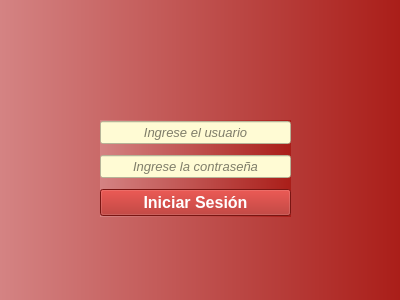
Old version of the form modules/views/login/login.ui in the repository CristianEmanuelCamposFuentes/movimientos-stock-app.
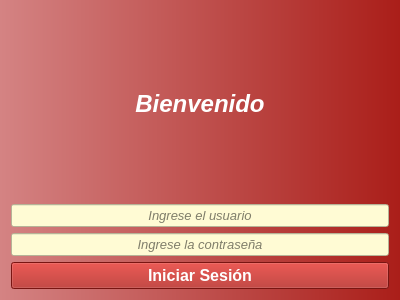
New version of the form.

The edit to the form file:
```diff
--- a/modules/views/login/login.ui
+++ b/modules/views/login/login.ui
@@ -22,55 +22,24 @@
    <string notr="true">background-color: qlineargradient(spread:pad, x1:0, y1:0, x2:1, y2:0, stop:0  rgb(212, 131, 131), stop:1 rgb(170, 30, 25));
 </string>
   </property>
-  <widget class="QWidget" name="">
-   <property name="geometry">
-    <rect>
-     <x>100</x>
-     <y>120</y>
-     <width>191</width>
-     <height>97</height>
-    </rect>
-   </property>
-   <layout class="QVBoxLayout" name="verticalLayout">
-    <property name="spacing">
-     <number>10</number>
-    </property>
-    <item>
-     <widget class="QLineEdit" name="lineEdit">
+  <layout class="QGridLayout" name="gridLayout">
+   <item row="0" column="0">
+    <widget class="QLabel" name="label">
       <property name="font">
        <font>
-        <pointsize>10</pointsize>
-        <italic>true</italic>
+       <bold>false</bold>
        </font>
       </property>
       <property name="styleSheet">
-       <string notr="true">background-color: rgb(255, 251, 212);</string>
-      </property>
-      <property name="inputMask">
-       <string/>
+      <string notr="true">background-color: none;</string>
       </property>
       <property name="text">
-       <string/>
-      </property>
-      <property name="maxLength">
-       <number>32767</number>
-      </property>
-      <property name="alignment">
-       <set>Qt::AlignCenter</set>
-      </property>
-      <property name="dragEnabled">
-       <bool>false</bool>
-      </property>
-      <property name="placeholderText">
-       <string>Ingrese el usuario</string>
-      </property>
-      <property name="clearButtonEnabled">
-       <bool>true</bool>
+      <string>&lt;html&gt;&lt;head/&gt;&lt;body&gt;&lt;p align=&quot;center&quot;&gt;&lt;span style=&quot; font-size:18pt; font-weight:700; font-style:italic; color:#ffffff;&quot;&gt;Bienvenido&lt;/span&gt;&lt;/p&gt;&lt;/body&gt;&lt;/html&gt;</string>
       </property>
      </widget>
     </item>
-    <item>
-     <widget class="QLineEdit" name="lineEdit_2">
+   <item row="2" column="0">
+    <widget class="QLineEdit" name="input_contrasena">
       <property name="font">
        <font>
         <pointsize>10</pointsize>
@@ -106,8 +75,8 @@
       </property>
      </widget>
     </item>
-    <item>
-     <widget class="QPushButton" name="pushButton">
+   <item row="4" column="0">
+    <widget class="QPushButton" name="btn_login">
       <property name="font">
        <font>
         <pointsize>12</pointsize>
@@ -133,9 +102,45 @@
       </property>
      </widget>
     </item>
-   </layout>
-  </widget>
- </widget>
+   <item row="1" column="0">
+    <widget class="QLineEdit" name="input_usuario">
+     <property name="font">
+      <font>
+       <pointsize>10</pointsize>
+       <italic>true</italic>
+      </font>
+     </property>
+     <property name="focusPolicy">
+      <enum>Qt::ClickFocus</enum>
+     </property>
+     <property name="styleSheet">
+      <string notr="true">background-color: rgb(255, 251, 212);</string>
+     </property>
+     <property name="inputMask">
+      <string/>
+     </property>
+     <property name="text">
+      <string/>
+     </property>
+     <property name="maxLength">
+      <number>32767</number>
+     </property>
+     <property name="alignment">
+      <set>Qt::AlignCenter</set>
+     </property>
+     <property name="dragEnabled">
+      <bool>false</bool>
+     </property>
+     <property name="placeholderText">
+      <string>Ingrese el usuario</string>
+     </property>
+     <property name="clearButtonEnabled">
+      <bool>true</bool>
+     </property>
+    </widget>
+   </item>
+  </layout>
+ </widget>
  <tabstops>
   <tabstop>pushButton</tabstop>
  </tabstops>
```
Left out of the diff: 7 changed lines with no effect on the pictures. Lines whose indentation alone changed are shown as unchanged.
